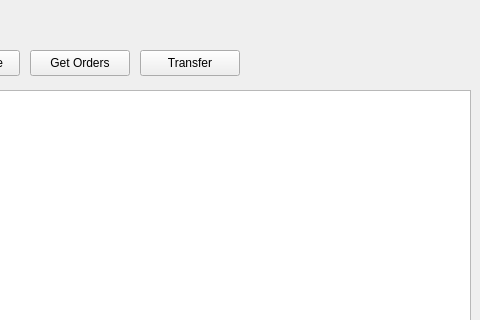
Old version of the form QDesign/main_iface.ui in the repository avof23/OKXTrade; both pictures show x 320 to 800 and y 0 to 320 of the 800 by 578 pixel window.
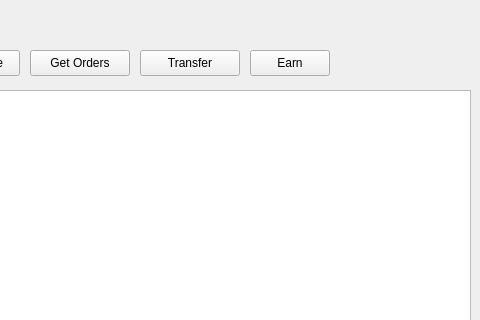
New version of the form. Icons and pictures are not drawn.

Commit message: ver 1.3.0 Functional earn

Patch:
```diff
--- a/QDesign/main_iface.ui
+++ b/QDesign/main_iface.ui
@@ -409,6 +409,19 @@
      </property>
     </widget>
    </widget>
+   <widget class="QPushButton" name="btn_earn">
+    <property name="geometry">
+     <rect>
+      <x>570</x>
+      <y>50</y>
+      <width>80</width>
+      <height>26</height>
+     </rect>
+    </property>
+    <property name="text">
+     <string>Earn</string>
+    </property>
+   </widget>
   </widget>
   <widget class="QStatusBar" name="statusbar"/>
  </widget>
```
The commit also changes 7 other files.
